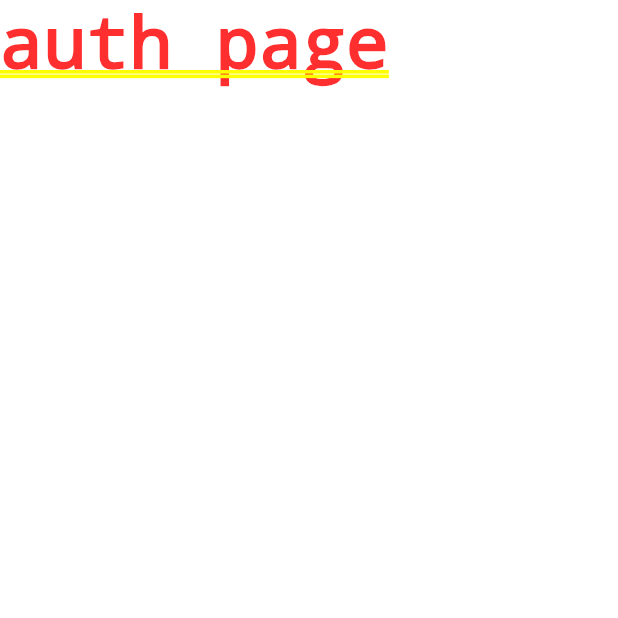
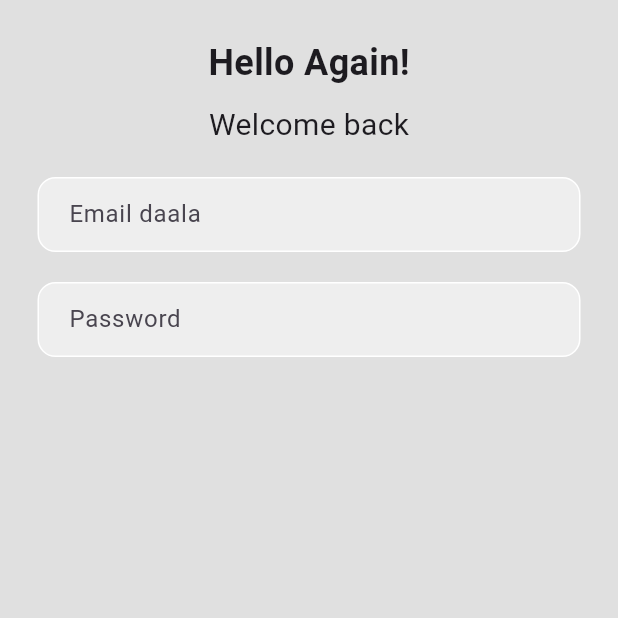
Before and after one commit to nainika0305/Wallet_Watch, a Flutter app: the screen it shows after launch, on a phone screen of 412 x 824 dp, the top half of it. Run offline on Flutter 3.47's test engine with Material 3 defaults, Android fonts, the phone set to English and light mode, and no system bars; our stand-ins replace firebase_core; accounts and stored records are empty.

```diff
--- /dev/null
+++ b/lib/login_page.dart
@@ -0,0 +1,78 @@
+import 'package:flutter/material.dart';
+
+class LoginPage extends StatefulWidget {
+  const LoginPage({super.key});
+  @override
+  State<LoginPage> createState() => LoginPageState();
+}
+
+class LoginPageState extends State<LoginPage> {
+  @override
+  Widget build(BuildContext context) {
+    return Scaffold(
+        backgroundColor: Colors.grey[300],
+        body: SafeArea(
+            child: Center(
+                child: Column(children: [
+          const SizedBox(height: 25),
+          // Hello again!
+          const Text('Hello Again!',
+              style: TextStyle(
+                fontWeight: FontWeight.bold,
+                fontSize: 24,
+              )),
+          const SizedBox(height: 10),
+          const Text(
+            'Welcome back',
+            style: TextStyle(
+              fontSize: 20,
+            ),
+          ),
+          const SizedBox(height: 20),
+          // email textfield
+          Padding(
+            padding: const EdgeInsets.symmetric(horizontal: 25.0),
+            child: Container(
+              decoration: BoxDecoration(
+                color: Colors.grey[200],
+                border: Border.all(color: Colors.white),
+                borderRadius: BorderRadius.circular(12),
+              ), // BoxDecoration
+              child: const Padding(
+                padding: EdgeInsets.only(left: 20.0),
+                child: TextField(
+                  decoration: InputDecoration(
+                    border: InputBorder.none,
+                    hintText: 'Email daala ',
+                  ),
+                ),
+              ),
+            ),
+          ),
+          const SizedBox(height: 20),
+
+          // password textfield
+          Padding(
+            padding: const EdgeInsets.symmetric(horizontal: 25.0),
+            child: Container(
+              decoration: BoxDecoration(
+                color: Colors.grey[200],
+                border: Border.all(color: Colors.white),
+                borderRadius: BorderRadius.circular(12),
+              ), // BoxDecoration
+              child: const Padding(
+                padding: EdgeInsets.only(left: 20.0),
+                child: TextField(
+                  obscureText: true,
+                  decoration: InputDecoration(
+                    border: InputBorder.none,
+                    hintText: 'Password',
+                  ),
+                ),
+              ),
+            ),
+          ),
+          const SizedBox(height: 20),
+        ]))));
+  }
+}
--- a/lib/main.dart
+++ b/lib/main.dart
@@ -1,12 +1,7 @@
 import 'package:flutter/material.dart';
-import 'package:wallet_watch/hi.dart';
-import 'package:wallet_watch/privacy.dart';
 import 'package:firebase_core/firebase_core.dart';
-import 'package:firebase_auth/firebase_auth.dart';
-
+import 'package:wallet_watch/login_page.dart';
 import 'firebase_options.dart';
-import 'package:flutter/material.dart';
-import 'authenticate.dart';
 
 void main() async {
   WidgetsFlutterBinding.ensureInitialized();
@@ -27,7 +22,7 @@ class MyApp extends StatelessWidget {
       theme: ThemeData(
         primarySwatch: Colors.blue,
       ),
-      home: const Auth(),
+      home: const LoginPage(),
     );
   }
 }
--- a/lib/wrapper.dart
+++ b/lib/wrapper.dart
@@ -1,5 +1,5 @@
 import 'package:flutter/material.dart';
-import 'package:wallet_watch/authenticate.dart';
+import 'package:wallet_watch/auth/authenticate.dart';
 //import 'package:wallet_watch/hi.dart';
 
 class Wrapper extends StatelessWidget {
```
Also changed, not shown: lib/auth/authenticate.dart (renamed from lib/authenticate.dart), lib/before_login/hi.dart (renamed from lib/hi.dart), lib/before_login/privacy.dart (renamed from lib/privacy.dart), 1 other file.
